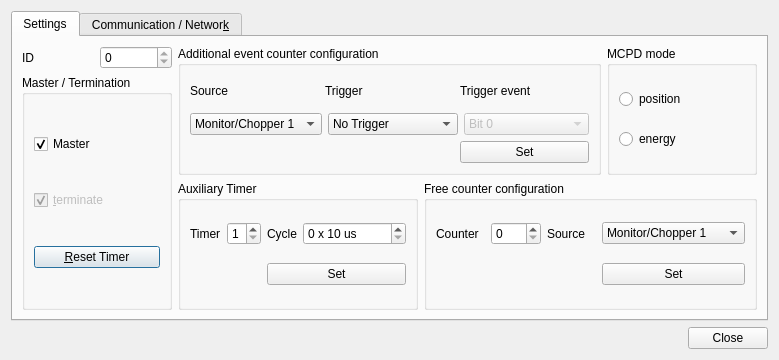
First picture: the form in qmesydaq/mcpdsetup.ui, repository flueke/qmesydaq, before the edit.
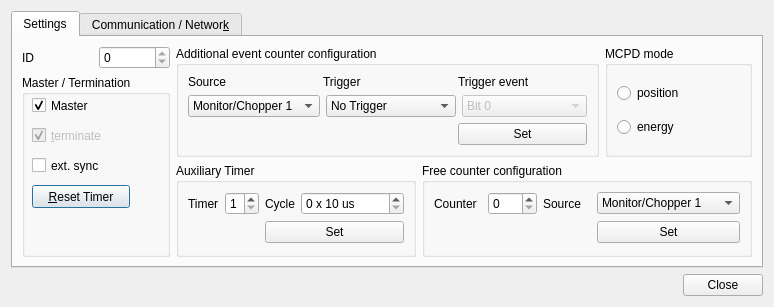
Second picture: the form after the edit. Custom widgets are drawn as their Qt base class.

Diff of the .ui file:
```diff
--- a/qmesydaq/mcpdsetup.ui
+++ b/qmesydaq/mcpdsetup.ui
@@ -6,8 +6,8 @@
    <rect>
     <x>0</x>
     <y>0</y>
-    <width>779</width>
-    <height>360</height>
+    <width>774</width>
+    <height>281</height>
    </rect>
   </property>
   <property name="windowTitle">
@@ -61,9 +61,18 @@
            <property name="title">
             <string>Master / Termination</string>
            </property>
-           <layout class="QGridLayout" name="_8">
-            <item row="0" column="0">
              <widget class="QCheckBox" name="master">
+            <property name="geometry">
+             <rect>
+              <x>10</x>
+              <y>20</y>
+              <width>66</width>
+              <height>21</height>
+             </rect>
+            </property>
+            <property name="toolTip">
+             <string>&lt;html&gt;&lt;head/&gt;&lt;body&gt;&lt;p&gt;define MCPD as master (only one in chain!)&lt;/p&gt;&lt;/body&gt;&lt;/html&gt;</string>
+            </property>
               <property name="text">
                <string>Master</string>
               </property>
@@ -74,9 +83,15 @@
                <bool>true</bool>
               </property>
              </widget>
-            </item>
-            <item row="2" column="0">
              <widget class="QPushButton" name="resetTimer">
+            <property name="geometry">
+             <rect>
+              <x>10</x>
+              <y>110</y>
+              <width>98</width>
+              <height>23</height>
+             </rect>
+            </property>
               <property name="toolTip">
                <string>reset master clock</string>
               </property>
@@ -87,12 +102,21 @@
                <string>Alt+R</string>
               </property>
              </widget>
-            </item>
-            <item row="1" column="0">
              <widget class="QCheckBox" name="terminate">
               <property name="enabled">
                <bool>false</bool>
               </property>
+            <property name="geometry">
+             <rect>
+              <x>10</x>
+              <y>50</y>
+              <width>85</width>
+              <height>21</height>
+             </rect>
+            </property>
+            <property name="toolTip">
+             <string>&lt;html&gt;&lt;head/&gt;&lt;body&gt;&lt;p&gt;terminate sync bus (automatically for master, manually for last slave in chain)&lt;/p&gt;&lt;/body&gt;&lt;/html&gt;</string>
+            </property>
               <property name="text">
                <string>&amp;terminate</string>
               </property>
@@ -103,8 +127,31 @@
                <bool>true</bool>
               </property>
              </widget>
-            </item>
-           </layout>
+           <widget class="QCheckBox" name="extsync">
+            <property name="enabled">
+             <bool>true</bool>
+            </property>
+            <property name="geometry">
+             <rect>
+              <x>10</x>
+              <y>80</y>
+              <width>85</width>
+              <height>21</height>
+             </rect>
+            </property>
+            <property name="toolTip">
+             <string>&lt;html&gt;&lt;head/&gt;&lt;body&gt;&lt;p&gt;enable external sync&lt;/p&gt;&lt;/body&gt;&lt;/html&gt;</string>
+            </property>
+            <property name="text">
+             <string>ext. sync</string>
+            </property>
+            <property name="shortcut">
+             <string>Alt+T</string>
+            </property>
+            <property name="checked">
+             <bool>false</bool>
+            </property>
+           </widget>
           </widget>
          </item>
         </layout>
```
Left out of the diff: 103 changed lines with no effect on the pictures. Lines whose indentation alone changed are shown as unchanged.
